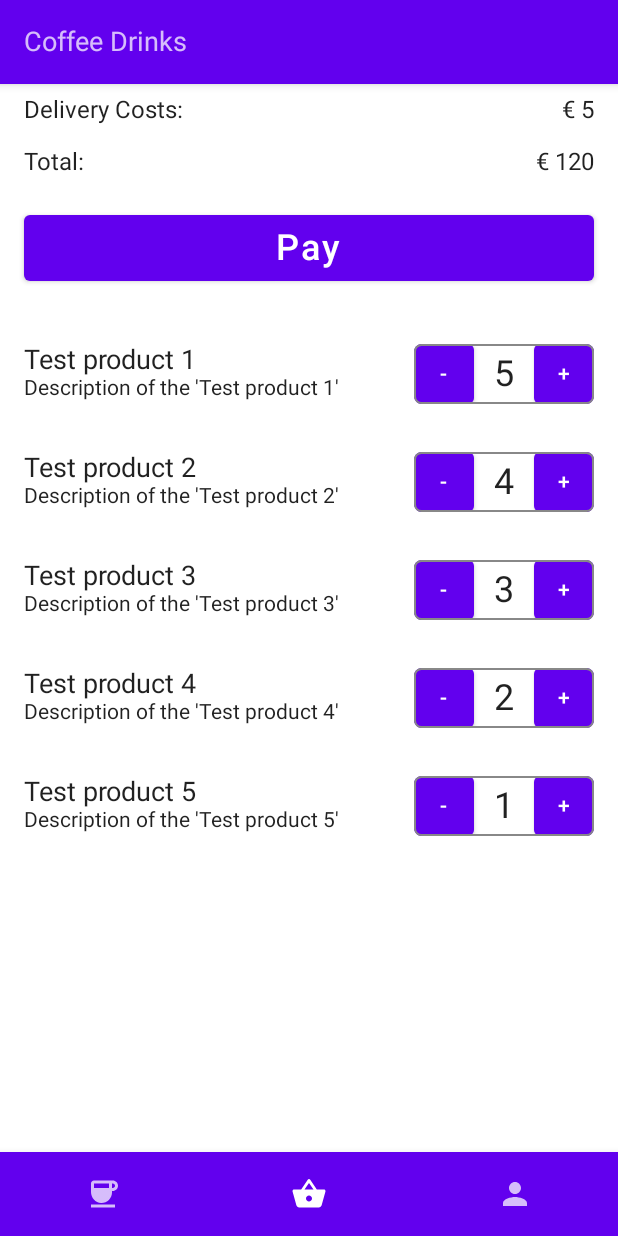
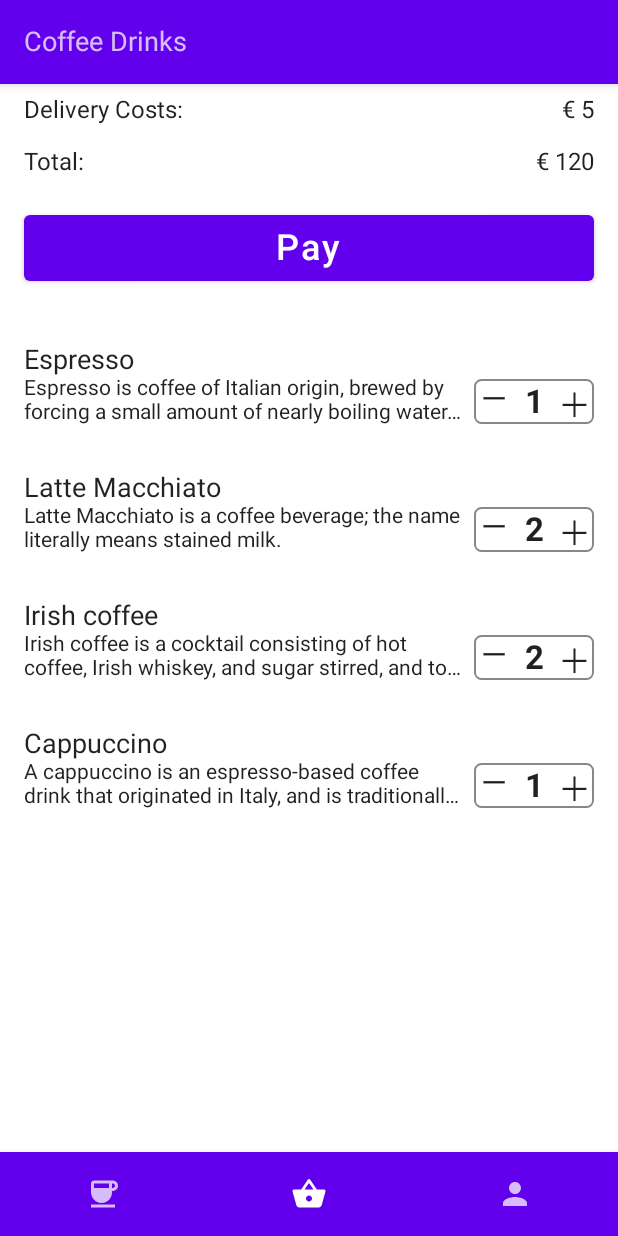
Before and after one commit to AlexZhukovich/OrderCoffee, an Android app built with Jetpack Compose: the screen it shows after launch (MainActivity), item 2 of the bottom bar chosen, on a phone screen of 412 x 824 dp. Run offline under Robolectric (Android 15) with nearby library versions, the phone set to English and light mode, and no system bars.

Commit message:
Added DummyData class with demo data; Added small UI improvements for BasketScreen and ProfileScreen

```diff
--- /dev/null
+++ b/app/src/main/java/com/alexzh/ordercoffee/data/DummyData.kt
@@ -0,0 +1,130 @@
+package com.alexzh.ordercoffee.data
+
+import com.alexzh.ordercoffee.R
+import com.alexzh.ordercoffee.data.model.BasketProduct
+import com.alexzh.ordercoffee.data.model.Product
+import java.math.BigDecimal
+
+object DummyData {
+    val AMERICANO = Product(
+        id = 1L,
+        name = "Americano",
+        image = R.drawable.americano_small,
+        description = "Americano is a type of coffee drink prepared by diluting an espresso with hot water, giving it a similar strength to, but different flavour from, traditionally brewed coffee. ",
+        size = "150 ml",
+        price = BigDecimal(6.5)
+    )
+
+    val CAPPUCCINO = Product(
+        id = 2L,
+        name = "Cappuccino",
+        image = R.drawable.cappuccino_small,
+        description = "A cappuccino is an espresso-based coffee drink that originated in Italy, and is traditionally prepared with steamed milk foam.",
+        size = "250 ml",
+        price = BigDecimal(6.0)
+    )
+
+    val ESPRESSO = Product(
+        id = 3L,
+        name = "Espresso",
+        image = R.drawable.espresso_small,
+        description = "Espresso is coffee of Italian origin, brewed by forcing a small amount of nearly boiling water under pressure (expressing) through finely-ground coffee beans.",
+        size = "200 ml",
+        price = BigDecimal(5.0)
+    )
+
+    val ESPRESSO_MACCHIATO = Product(
+        id = 4L,
+        name = "Espresso Macchiato",
+        image = R.drawable.espresso_macchiato_small,
+        description = "Espresso Macchiato is a coffee beverage (a single or double espresso topped with a dollop of heated, foamed milk).",
+        size = "300 ml",
+        price = BigDecimal(6.5)
+    )
+
+    val FRAPPINO = Product(
+        id = 5L,
+        name = "Frappino",
+        image = R.drawable.frappino_small,
+        description = "Frappino is a blended coffee drinks. It consists of coffee base, blended with ice and other various ingredients, usually topped with whipped cream.",
+        size = "400 ml",
+        price = BigDecimal(6.0)
+    )
+
+    val ICED_MOCHA = Product(
+        id = 6L,
+        name = "Iced Mocha",
+        image = R.drawable.iced_mocha_small,
+        description = "Iced Mocha is a coffee beverage. It based on Espresso and chocolate syrup with cold milk, foam and whipped cream or ice cream.",
+        size = "400 ml",
+        price = BigDecimal(6.5)
+    )
+
+    val IRISH_COFFEE = Product(
+        id = 7L,
+        name = "Irish coffee",
+        image = R.drawable.irish_coffee_small,
+        description = "Irish coffee is a cocktail consisting of hot coffee, Irish whiskey, and sugar stirred, and topped with cream.",
+        size = "250 ml",
+        price = BigDecimal(6.0)
+    )
+
+    val LATTE = Product(
+        id = 8L,
+        name = "Latte",
+        image = R.drawable.latte_small,
+        description = "A latte is a coffee drink made with espresso and steamed milk.",
+        size = "300 ml",
+        price = BigDecimal(6.0)
+    )
+
+    private val LATTE_MACCHIATO = Product(
+        id = 9L,
+        name = "Latte Macchiato",
+        image = R.drawable.latte_macchiato_small,
+        description = "Latte Macchiato is a coffee beverage; the name literally means stained milk.",
+        size = "300 ml",
+        price = BigDecimal(6.5)
+    )
+
+    val MOCHA = Product(
+        id = 10L,
+        name = "Mocha",
+        image = R.drawable.mocha_small,
+        description = "A Mocha, also called mocaccino, is a chocolate-flavored variant of a Latte.",
+        size = "300 ml",
+        price = BigDecimal(6.0)
+    )
+
+    fun getBasketProducts() = listOf(
+        BasketProduct(
+            product = ESPRESSO,
+            count = 1
+        ),
+        BasketProduct(
+            product = LATTE_MACCHIATO,
+            count = 2
+        ),
+        BasketProduct(
+            product = IRISH_COFFEE,
+            count = 2
+        ),
+        BasketProduct(
+            product = CAPPUCCINO,
+            count = 1
+        )
+    )
+
+    fun getCoffeeDrinks() = listOf(
+        AMERICANO,
+        CAPPUCCINO,
+        ESPRESSO,
+        ESPRESSO_MACCHIATO,
+        FRAPPINO,
+        ICED_MOCHA,
+        IRISH_COFFEE,
+        LATTE,
+        LATTE_MACCHIATO,
+        MOCHA
+    )
+}
--- a/app/src/main/java/com/alexzh/ordercoffee/model/BasketProduct.kt
+++ b/app/src/main/java/com/alexzh/ordercoffee/data/model/BasketProduct.kt
@@ -1,4 +1,4 @@
-package com.alexzh.ordercoffee.model
+package com.alexzh.ordercoffee.data.model
 
 data class BasketProduct(
     val product: Product,
--- /dev/null
+++ b/app/src/main/java/com/alexzh/ordercoffee/data/model/Product.kt
@@ -0,0 +1,13 @@
+package com.alexzh.ordercoffee.data.model
+
+import androidx.annotation.DrawableRes
+import java.math.BigDecimal
+
+data class Product(
+    val id: Long,
+    val name: String,
+    @DrawableRes val image: Int,
+    val description: String,
+    val size: String,
+    val price: BigDecimal
+)
--- a/app/src/main/java/com/alexzh/ordercoffee/model/Product.kt
+++ /dev/null
@@ -1,7 +0,0 @@
-package com.alexzh.ordercoffee.model
-
-data class Product(
-    val id: Long,
-    val name: String,
-    val description: String
-)
--- a/app/src/main/java/com/alexzh/ordercoffee/ui/component/ProductCounter.kt
+++ b/app/src/main/java/com/alexzh/ordercoffee/ui/component/ProductCounter.kt
@@ -1,21 +1,24 @@
 package com.alexzh.ordercoffee.ui.component
 
 import androidx.compose.foundation.BorderStroke
-import androidx.compose.foundation.layout.*
+import androidx.compose.foundation.clickable
+import androidx.compose.foundation.layout.Arrangement
+import androidx.compose.foundation.layout.Row
+import androidx.compose.foundation.layout.size
 import androidx.compose.foundation.shape.RoundedCornerShape
-import androidx.compose.material.Button
 import androidx.compose.material.Surface
 import androidx.compose.material.Text
 import androidx.compose.runtime.Composable
 import androidx.compose.ui.Alignment
 import androidx.compose.ui.Modifier
 import androidx.compose.ui.graphics.Color
+import androidx.compose.ui.text.font.FontWeight
 import androidx.compose.ui.text.style.TextAlign
 import androidx.compose.ui.tooling.preview.Preview
 import androidx.compose.ui.unit.dp
 import androidx.compose.ui.unit.sp
-import com.alexzh.ordercoffee.model.BasketProduct
-import com.alexzh.ordercoffee.model.Product
+import com.alexzh.ordercoffee.data.DummyData
+import com.alexzh.ordercoffee.data.model.BasketProduct
 
 @Composable
 fun ProductCounter(
@@ -26,35 +29,43 @@ fun ProductCounter(
     Surface(
         shape = RoundedCornerShape(size = 5.dp),
         border = BorderStroke(1.dp, Color.Gray),
-        color = Color.Transparent
+        color = Color.Transparent,
+        modifier = Modifier.size(width = 80.dp, height = 30.dp),
     ) {
         Row(
-            modifier = Modifier.size(width = 120.dp, height = 40.dp),
             horizontalArrangement = Arrangement.Center
         ) {
-            Button(
-                onClick = { onProductDecreased(basketProduct.product.id) },
-                modifier = Modifier.weight(1f)
-                    .fillMaxHeight()
-            ) {
-                Text(
-                    text = "-"
-                )
-            }
+            Text(
+                text = "—",
+                fontSize = 22.sp,
+                textAlign = TextAlign.Center,
+                modifier = Modifier.size(32.dp)
+                    .weight(1f)
+                    .align(Alignment.CenterVertically)
+                    .clickable {
+                        onProductDecreased(basketProduct.product.id)
+                    }
+            )
             Text(
                 text = basketProduct.count.toString(),
-                modifier = Modifier.weight(1f)
+                modifier = Modifier
+                    .weight(1f)
                     .align(Alignment.CenterVertically),
-                fontSize = 24.sp,
-                textAlign = TextAlign.Center
+                fontSize = 22.sp,
+                textAlign = TextAlign.Center,
+                fontWeight = FontWeight.Bold
             )
-            Button(
-                onClick = { onProductIncreased(basketProduct.product.id) },
-                modifier = Modifier.weight(1f)
-                    .fillMaxHeight()
-            ) {
-                Text(text = "+")
-            }
+            Text(
+                text = "＋",
+                fontSize = 22.sp,
+                textAlign = TextAlign.Center,
+                modifier = Modifier.size(32.dp)
+                    .weight(1f)
+                    .align(Alignment.CenterVertically)
+                    .clickable {
+                        onProductIncreased(basketProduct.product.id)
+                    }
+            )
         }
     }
 }
@@ -63,11 +74,7 @@ fun ProductCounter(
 @Composable
 fun ProductCounter_Preview() {
     val product = BasketProduct(
-        product = Product(
-            id = 42L,
-            name = "Test product",
-            description = "Description of the 'Test product'"
-        ),
+        product = DummyData.IRISH_COFFEE,
         count = 42
     )
     ProductCounter(
--- a/app/src/main/java/com/alexzh/ordercoffee/ui/screen/BasketScreen.kt
+++ b/app/src/main/java/com/alexzh/ordercoffee/ui/screen/BasketScreen.kt
@@ -7,16 +7,18 @@ import androidx.compose.material.Button
 import androidx.compose.material.Text
 import androidx.compose.material.TopAppBar
 import androidx.compose.runtime.Composable
+import androidx.compose.ui.Alignment
 import androidx.compose.ui.Modifier
 import androidx.compose.ui.platform.LocalContext
 import androidx.compose.ui.text.style.TextAlign
+import androidx.compose.ui.text.style.TextOverflow
 import androidx.compose.ui.tooling.preview.Preview
 import androidx.compose.ui.unit.dp
 import androidx.compose.ui.unit.sp
 import androidx.navigation.NavController
 import androidx.navigation.compose.rememberNavController
-import com.alexzh.ordercoffee.model.BasketProduct
-import com.alexzh.ordercoffee.model.Product
+import com.alexzh.ordercoffee.data.DummyData
+import com.alexzh.ordercoffee.data.model.BasketProduct
 import com.alexzh.ordercoffee.ui.component.ProductCounter
 import java.math.BigDecimal
 
@@ -24,30 +26,8 @@ import java.math.BigDecimal
 fun BasketScreen(
     navController: NavController
 ) {
-
     val context = LocalContext.current
-    val items = listOf(
-        BasketProduct(
-            Product(1L, "Test product 1", "Description of the 'Test product 1'"),
-            5
-        ),
-        BasketProduct(
-            Product(2L, "Test product 2", "Description of the 'Test product 2'"),
-            4
-        ),
-        BasketProduct(
-            Product(3L, "Test product 3", "Description of the 'Test product 3'"),
-            3
-        ),
-        BasketProduct(
-            Product(4L, "Test product 4", "Description of the 'Test product 4'"),
-            2
-        ),
-        BasketProduct(
-            Product(5L, "Test product 5", "Description of the 'Test product 5'"),
-            1
-        ),
-    )
+    val items = DummyData.getBasketProducts()
 
     Column(
         modifier = Modifier.fillMaxSize()
@@ -70,8 +50,12 @@ fun BasketScreen(
         Spacer(modifier = Modifier.height(8.dp))
         ProductList(
             basketProducts = items,
-            onProductIncreased = { },
-            onProductDecreased = { }
+            onProductIncreased = {
+                Toast.makeText(context, "onProductIncreased -> clicked", Toast.LENGTH_SHORT).show()
+            },
+            onProductDecreased = {
+                Toast.makeText(context, "onProductDecreased -> clicked", Toast.LENGTH_SHORT).show()
+            }
         )
     }
 }
@@ -164,29 +148,33 @@ private fun ProductItem(
     onProductIncreased: (Long) -> Unit,
     onProductDecreased: (Long) -> Unit
 ) {
-    Row(
+    Column(
         modifier = Modifier
             .fillMaxWidth()
             .padding(16.dp)
     ) {
-        Column(
-            modifier = Modifier.weight(4f)
+        Text(
+            text = basketProduct.product.name,
+            fontSize = 18.sp,
+            modifier = Modifier.fillMaxWidth()
+        )
+        Row(
+            verticalAlignment = Alignment.Bottom
         ) {
             Text(
-                text = basketProduct.product.name,
-                fontSize = 18.sp
+                text = basketProduct.product.description,
+                fontSize = 14.sp,
+                maxLines = 2,
+                overflow = TextOverflow.Ellipsis,
+                modifier = Modifier.weight(4f)
             )
-            Text(
-                text = basketProduct.product.description,
-                fontSize = 14.sp
+            Spacer(modifier = Modifier.width(8.dp))
+            ProductCounter(
+                basketProduct = basketProduct,
+                onProductIncreased = onProductIncreased,
+                onProductDecreased = onProductDecreased
             )
         }
-
-        ProductCounter(
-            basketProduct = basketProduct,
-            onProductIncreased = onProductIncreased,
-            onProductDecreased = onProductDecreased
-        )
     }
 }
 
@@ -194,11 +182,7 @@ private fun ProductItem(
 @Composable
 private fun ProductItem_Preview() {
     val product = BasketProduct(
-        product = Product(
-            id = 42L,
-            name = "Test product",
-            description = "Description of the 'Test product'"
-        ),
+        product = DummyData.AMERICANO,
         count = 42
     )
     ProductItem(
--- a/app/src/main/java/com/alexzh/ordercoffee/ui/screen/ProfileScreen.kt
+++ b/app/src/main/java/com/alexzh/ordercoffee/ui/screen/ProfileScreen.kt
@@ -7,7 +7,9 @@ import androidx.compose.material.Icon
 import androidx.compose.material.Text
 import androidx.compose.material.TopAppBar
 import androidx.compose.runtime.Composable
+import androidx.compose.ui.Alignment
 import androidx.compose.ui.Modifier
+import androidx.compose.ui.focus.focusModifier
 import androidx.compose.ui.res.painterResource
 import androidx.compose.ui.text.font.FontWeight
 import androidx.compose.ui.tooling.preview.Preview
@@ -68,7 +70,9 @@ fun ProfileListItem(
 ) {
     Row(
         horizontalArrangement = Arrangement.Start,
+        verticalAlignment = Alignment.CenterVertically,
         modifier = Modifier.fillMaxWidth()
+            .height(50.dp)
             .clickable {
 
             }
@@ -77,7 +81,8 @@ fun ProfileListItem(
         // TODO: fix contentDescription
         Icon(
             painter = painterResource(id = item.icon),
-            contentDescription = null
+            contentDescription = null,
+            modifier = Modifier.fillMaxHeight()
         )
         Spacer(modifier = Modifier.width(8.dp))
         Text(
```
Also changed, not shown: app/src/main/res/drawable/americano_small.png (added), app/src/main/res/drawable/cappuccino_small.png (added), app/src/main/res/drawable/cold_brew_coffee_small.png (added), app/src/main/res/drawable/espresso_macchiato_small.png (added), app/src/main/res/drawable/espresso_small.png (added), app/src/main/res/drawable/frappino_small.png (added), app/src/main/res/drawable/gingerbread_coffee_small.png (added), app/src/main/res/drawable/iced_mocha_small.png (added), app/src/main/res/drawable/irish_coffee_small.png (added), app/src/main/res/drawable/latte_macchiato_small.png (added), app/src/main/res/drawable/latte_small.png (added), app/src/main/res/drawable/mocha_small.png (added), app/src/main/res/drawable/turkish_coffee_small.png (added).
